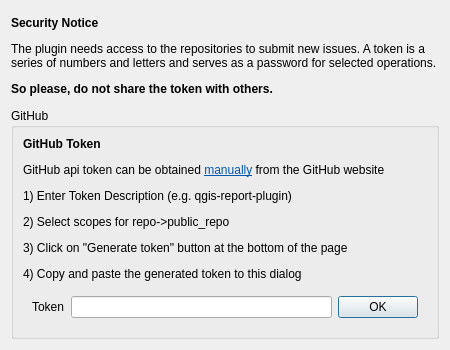
First picture: the form in ui/conf_widget.ui, repository lutraconsulting/qgis-report-plugin, before the edit.
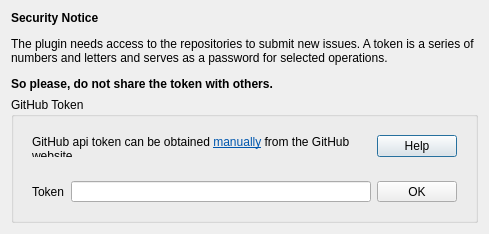
Second picture: the form after the edit. Icons and pictures are not drawn.

Commit message: help button to open Martin's docs

Diff of the .ui file:
```diff
--- a/ui/conf_widget.ui
+++ b/ui/conf_widget.ui
@@ -6,8 +6,8 @@
    <rect>
     <x>0</x>
     <y>0</y>
-    <width>450</width>
-    <height>350</height>
+    <width>471</width>
+    <height>234</height>
    </rect>
   </property>
   <property name="sizePolicy">
@@ -43,13 +43,16 @@
    <item>
     <widget class="QGroupBox" name="GitTrackerGroupBox">
      <property name="title">
-      <string>GitHub</string>
+      <string>GitHub Token</string>
      </property>
-     <layout class="QVBoxLayout" name="verticalLayout_5">
+     <layout class="QVBoxLayout" name="verticalLayout">
+      <item>
+       <widget class="QWidget" name="widget_2" native="true">
+        <layout class="QHBoxLayout" name="horizontalLayout_2">
       <item>
        <widget class="QLabel" name="GitInfoLabel">
         <property name="text">
-         <string>&lt;html&gt;&lt;head/&gt;&lt;body&gt;&lt;p&gt;&lt;span style=&quot; font-weight:600;&quot;&gt;GitHub Token&lt;/span&gt;&lt;/p&gt;&lt;p&gt;GitHub api token can be obtained &lt;a href=&quot;https://github.com/settings/tokens/new&quot;&gt;&lt;span style=&quot; text-decoration: underline; color:#0057ae;&quot;&gt;manually&lt;/span&gt;&lt;/a&gt; from the GitHub website&lt;/p&gt;&lt;p&gt;  1) Enter Token Description (e.g. qgis-report-plugin)&lt;/p&gt;&lt;p&gt;  2) Select scopes for repo-&amp;gt;public_repo&lt;/p&gt;&lt;p&gt;  3) Click on &amp;quot;Generate token&amp;quot; button at the bottom of the page&lt;/p&gt;&lt;p&gt;  4) Copy and paste the generated token to this dialog&lt;/p&gt;&lt;/body&gt;&lt;/html&gt;</string>
+            <string>&lt;html&gt;&lt;head/&gt;&lt;body&gt;&lt;p&gt;GitHub api token can be obtained &lt;a href=&quot;https://github.com/settings/tokens/new&quot;&gt;&lt;span style=&quot; text-decoration: underline; color:#0057ae;&quot;&gt;manually&lt;/span&gt;&lt;/a&gt; from the GitHub website. &lt;/p&gt;&lt;/body&gt;&lt;/html&gt;</string>
         </property>
         <property name="textFormat">
          <enum>Qt::RichText</enum>
@@ -66,6 +69,22 @@
        </widget>
       </item>
       <item>
+          <widget class="QPushButton" name="GitHelpButton">
+           <property name="sizePolicy">
+            <sizepolicy hsizetype="Maximum" vsizetype="Fixed">
+             <horstretch>0</horstretch>
+             <verstretch>0</verstretch>
+            </sizepolicy>
+           </property>
+           <property name="text">
+            <string>Help</string>
+           </property>
+          </widget>
+         </item>
+        </layout>
+       </widget>
+      </item>
+      <item>
        <widget class="QWidget" name="widget" native="true">
         <layout class="QHBoxLayout" name="horizontalLayout">
          <item>
@@ -77,11 +96,30 @@
          </item>
          <item>
           <widget class="QLineEdit" name="GitTokenLineEdit">
+           <property name="minimumSize">
+            <size>
+             <width>300</width>
+             <height>0</height>
+            </size>
+           </property>
            <property name="placeholderText">
             <string/>
            </property>
           </widget>
          </item>
+         <item>
+          <spacer name="horizontalSpacer">
+           <property name="orientation">
+            <enum>Qt::Horizontal</enum>
+           </property>
+           <property name="sizeHint" stdset="0">
+            <size>
+             <width>40</width>
+             <height>20</height>
+            </size>
+           </property>
+          </spacer>
+         </item>
          <item>
           <widget class="QPushButton" name="GitOkButton">
            <property name="text">
```
Left out of the diff: 5 changed lines with no effect on the pictures. Lines whose indentation alone changed are shown as unchanged. The commit also changes 1 other file.
